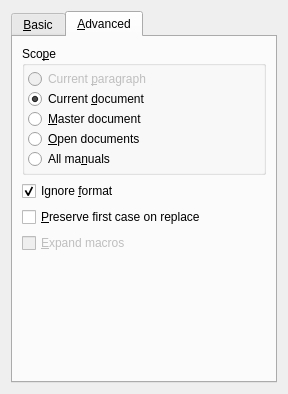
First picture: the form in src/frontends/qt4/ui/FindAndReplaceUi.ui, repository cburschka/lyx, before the edit.
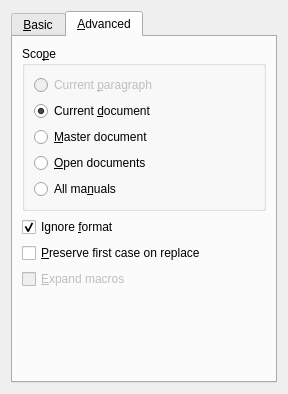
Second picture: the form after the edit. The open tabs and pages were chosen to show the change. Custom widgets are drawn as their Qt base class.

Diff of the .ui file:
```diff
--- a/src/frontends/qt4/ui/FindAndReplaceUi.ui
+++ b/src/frontends/qt4/ui/FindAndReplaceUi.ui
@@ -15,7 +15,7 @@
   <property name="toolTip">
    <string/>
   </property>
-  <layout class="QGridLayout" name="gridLayout_3">
+  <layout class="QGridLayout" name="gridLayout_4">
    <item row="0" column="0">
     <widget class="QTabWidget" name="tabWidget">
      <property name="focusPolicy">
@@ -245,18 +245,12 @@
       <attribute name="title">
        <string>&amp;Advanced</string>
       </attribute>
-      <layout class="QVBoxLayout" name="verticalLayout_2">
-       <item>
+      <layout class="QGridLayout" name="gridLayout_3">
+       <item row="0" column="0" colspan="2">
         <widget class="QGroupBox" name="groupBox_2">
          <property name="enabled">
           <bool>true</bool>
          </property>
-         <property name="sizePolicy">
-          <sizepolicy hsizetype="Expanding" vsizetype="Minimum">
-           <horstretch>0</horstretch>
-           <verstretch>0</verstretch>
-          </sizepolicy>
-         </property>
          <property name="minimumSize">
           <size>
            <width>0</width>
@@ -275,24 +269,12 @@
          <property name="flat">
           <bool>false</bool>
          </property>
-         <layout class="QGridLayout" name="gridLayout_4">
-          <property name="margin">
-           <number>3</number>
-          </property>
-          <property name="spacing">
-           <number>0</number>
-          </property>
-          <item row="0" column="0">
+         <layout class="QVBoxLayout" name="verticalLayout">
+          <item>
            <widget class="QRadioButton" name="CurrentParagraph">
             <property name="enabled">
              <bool>false</bool>
             </property>
-            <property name="sizePolicy">
-             <sizepolicy hsizetype="Minimum" vsizetype="Minimum">
-              <horstretch>0</horstretch>
-              <verstretch>0</verstretch>
-             </sizepolicy>
-            </property>
             <property name="toolTip">
              <string>Current paragraph</string>
             </property>
@@ -304,17 +286,11 @@
             </property>
            </widget>
           </item>
-          <item row="1" column="0">
+          <item>
            <widget class="QRadioButton" name="CurrentDocument">
             <property name="enabled">
              <bool>true</bool>
             </property>
-            <property name="sizePolicy">
-             <sizepolicy hsizetype="Minimum" vsizetype="Minimum">
-              <horstretch>0</horstretch>
-              <verstretch>0</verstretch>
-             </sizepolicy>
-            </property>
             <property name="text">
              <string>Current &amp;document</string>
             </property>
@@ -323,7 +299,7 @@
             </property>
            </widget>
           </item>
-          <item row="2" column="0">
+          <item>
            <widget class="QRadioButton" name="MasterDocument">
             <property name="enabled">
              <bool>true</bool>
@@ -342,17 +318,11 @@
             </property>
            </widget>
           </item>
-          <item row="3" column="0">
+          <item>
            <widget class="QRadioButton" name="OpenDocuments">
             <property name="enabled">
              <bool>true</bool>
             </property>
-            <property name="sizePolicy">
-             <sizepolicy hsizetype="Minimum" vsizetype="Minimum">
-              <horstretch>0</horstretch>
-              <verstretch>0</verstretch>
-             </sizepolicy>
-            </property>
             <property name="toolTip">
              <string>All open documents</string>
             </property>
@@ -361,17 +331,11 @@
             </property>
            </widget>
           </item>
-          <item row="4" column="0">
+          <item>
            <widget class="QRadioButton" name="AllManualsRB">
             <property name="enabled">
              <bool>true</bool>
             </property>
-            <property name="sizePolicy">
-             <sizepolicy hsizetype="Minimum" vsizetype="Minimum">
-              <horstretch>0</horstretch>
-              <verstretch>0</verstretch>
-             </sizepolicy>
-            </property>
             <property name="text">
              <string>All ma&amp;nuals</string>
             </property>
@@ -380,17 +344,11 @@
          </layout>
         </widget>
        </item>
-       <item>
+       <item row="1" column="0">
         <widget class="QCheckBox" name="ignoreFormatCB">
          <property name="enabled">
           <bool>true</bool>
          </property>
-         <property name="sizePolicy">
-          <sizepolicy hsizetype="Expanding" vsizetype="Minimum">
-           <horstretch>0</horstretch>
-           <verstretch>0</verstretch>
-          </sizepolicy>
-         </property>
          <property name="toolTip">
           <string>If unchecked, the search will be limited to occurrences of the selected text and paragraph style</string>
          </property>
@@ -402,14 +360,8 @@
          </property>
         </widget>
        </item>
-       <item>
+       <item row="2" column="0" colspan="2">
         <widget class="QCheckBox" name="keepCaseCB">
-         <property name="sizePolicy">
-          <sizepolicy hsizetype="Expanding" vsizetype="Minimum">
-           <horstretch>1</horstretch>
-           <verstretch>0</verstretch>
-          </sizepolicy>
-         </property>
          <property name="toolTip">
           <string>Keep the case of the replacement's first letter as in each matching text first letter</string>
          </property>
@@ -418,23 +370,17 @@
          </property>
         </widget>
        </item>
-       <item>
+       <item row="3" column="0">
         <widget class="QCheckBox" name="expandMacrosCB">
          <property name="enabled">
           <bool>false</bool>
          </property>
-         <property name="sizePolicy">
-          <sizepolicy hsizetype="Expanding" vsizetype="Minimum">
-           <horstretch>0</horstretch>
-           <verstretch>0</verstretch>
-          </sizepolicy>
-         </property>
          <property name="text">
           <string>&amp;Expand macros</string>
          </property>
         </widget>
        </item>
-       <item>
+       <item row="4" column="1">
         <spacer name="verticalSpacer">
          <property name="orientation">
           <enum>Qt::Vertical</enum>
```
